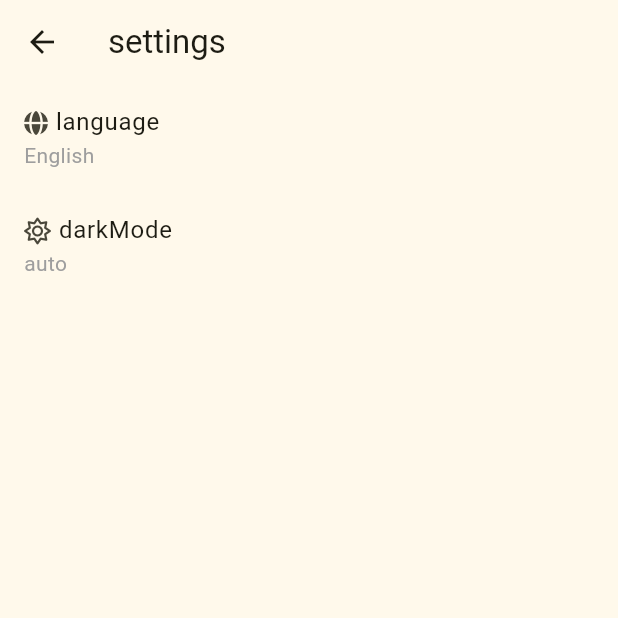
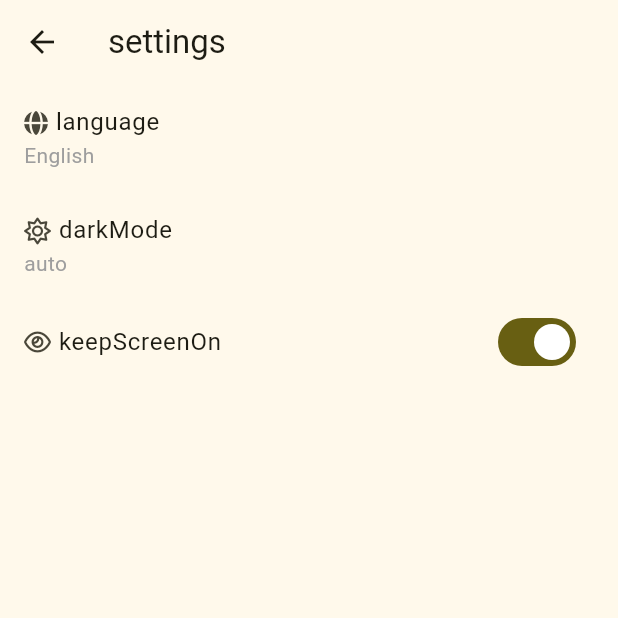
Before and after one commit to Zhoucheng133/Speeder, a Flutter app: the screen it shows after launch, after a tap on the "settings" icon, on a phone screen of 412 x 824 dp, the top half of it. Run offline on Flutter 3.47's test engine with Material 3 defaults, Android fonts, the phone set to English and light mode, and no system bars; our stand-ins replace font_awesome_flutter, geolocator, get, shared_preferences, wakelock_plus; statements that could not run were skipped.

Commit message:
添加保持屏幕常亮的设置

```diff
--- a/lib/controllers/controller.dart
+++ b/lib/controllers/controller.dart
@@ -2,6 +2,7 @@ import 'dart:ui';
 
 import 'package:get/get.dart';
 import 'package:shared_preferences/shared_preferences.dart';
+import 'package:wakelock_plus/wakelock_plus.dart';
 
 class LanguageType{
   String name;
@@ -20,15 +21,20 @@ List<LanguageType> get supportedLocales => [
 class Controller extends GetxController {
   RxBool autoDark=true.obs;
   RxBool darkMode=false.obs;
+  RxBool keepScreenOn=true.obs;
 
   Rx<LanguageType> lang=Rx(supportedLocales[0]);
 
   late SharedPreferences prefs;
 
-  Future<void> initLang() async {
+  Future<void> init() async {
     prefs=await SharedPreferences.getInstance();
 
     int? langIndex=prefs.getInt("langIndex");
+    keepScreenOn.value=prefs.getBool("keepScreenOn")??true;
+    if(keepScreenOn.value){
+      WakelockPlus.enable();
+    }
 
     if(langIndex==null){
       final deviceLocale=PlatformDispatcher.instance.locale;
--- a/lib/main.dart
+++ b/lib/main.dart
@@ -8,8 +8,9 @@ import 'package:speeder/lang/zh_tw.dart';
 import 'package:speeder/views/main_view.dart';
 
 Future<void> main() async {
+  WidgetsFlutterBinding.ensureInitialized();
   final controller=Get.put(Controller());
-  await controller.initLang();
+  await controller.init();
   runApp(const MainApp());
 }
 
--- a/lib/views/settings_view.dart
+++ b/lib/views/settings_view.dart
@@ -1,8 +1,10 @@
 import 'package:flutter/material.dart';
 import 'package:font_awesome_flutter/font_awesome_flutter.dart';
 import 'package:get/get.dart';
+import 'package:shared_preferences/shared_preferences.dart';
 import 'package:speeder/controllers/controller.dart';
 import 'package:speeder/utils/dialogs.dart';
+import 'package:wakelock_plus/wakelock_plus.dart';
 
 class SettingsView extends StatefulWidget {
   const SettingsView({super.key});
@@ -70,6 +72,33 @@ class _SettingsViewState extends State<SettingsView> {
               onTap: (){
                 darkModeDialog(context);
               },
+            ),
+            ListTile(
+              title: Row(
+                children: [
+                  FaIcon(
+                    FontAwesomeIcons.eye,
+                    size: 16,
+                  ),
+                  Padding(
+                    padding: .only(left: 5),
+                    child: Text('keepScreenOn'.tr),
+                  ),
+                ],
+              ),
+              trailing: Switch(
+                value: controller.keepScreenOn.value,
+                onChanged: (val) async {
+                  controller.keepScreenOn.value = val;
+                  final prefs=await SharedPreferences.getInstance();
+                  await prefs.setBool('keepScreenOn', val);
+                  if(val){
+                    WakelockPlus.enable();
+                  }else{
+                    WakelockPlus.disable();
+                  }
+                }
+              ),
             )
           ],
         ),
```
